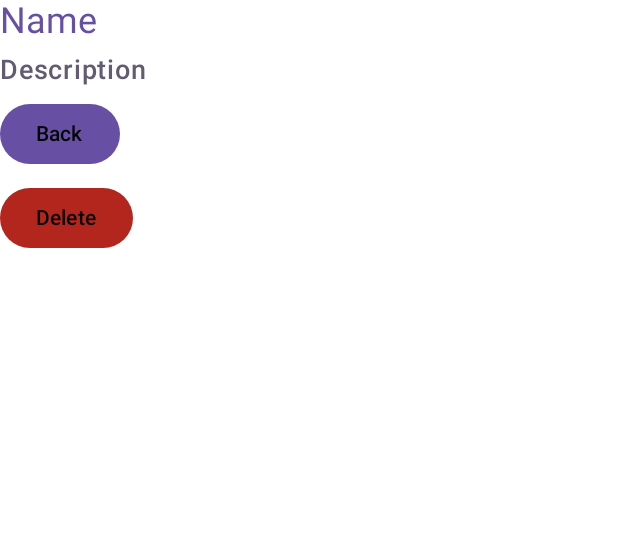
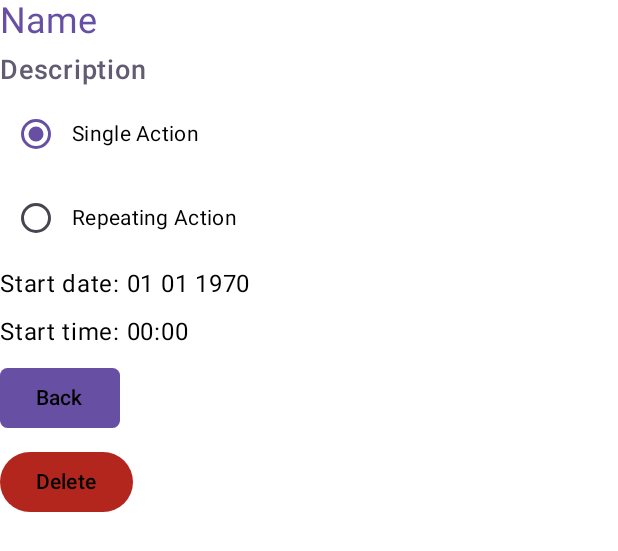
Before and after one commit to interseptor/take-and-remember, an Android app built with Jetpack Compose: the @Preview function TodoItemDetailPreview, on a phone screen of 412 x 824 dp. Shown: the top 551 px of the screen. Run offline under Robolectric (Android 15) with nearby library versions, the phone set to English and light mode, and no system bars; our stand-ins replace Room's generated code, accompanist, livedata-compose.

```diff
--- a/app/src/main/java/ru/evka/takeandremember/compose/todoitemdetail/TodoItemDetail.kt
+++ /dev/null
@@ -1,82 +0,0 @@
-package ru.evka.takeandremember.compose.todoitemdetail
-
-import androidx.compose.foundation.layout.Column
-import androidx.compose.foundation.layout.Spacer
-import androidx.compose.foundation.layout.height
-import androidx.compose.material3.*
-import androidx.compose.runtime.Composable
-import androidx.compose.runtime.livedata.observeAsState
-import androidx.compose.ui.Modifier
-import androidx.compose.ui.graphics.Color
-import androidx.compose.ui.tooling.preview.Preview
-import androidx.compose.ui.unit.dp
-import androidx.hilt.navigation.compose.hiltViewModel
-import ru.evka.takeandremember.data.TodoItem
-import ru.evka.takeandremember.ui.TakeAndRememberTheme
-import ru.evka.takeandremember.viewmodels.TodoItemDetailViewModel
-
-@Composable
-fun TodoItemDetailScreen(
-    todoItemDetailViewModel: TodoItemDetailViewModel = hiltViewModel(),
-    onBackClick: () -> Unit
-) {
-    val todoItem = todoItemDetailViewModel.todoItem.observeAsState().value
-
-    if (todoItem != null) {
-        TodoItemDetail(
-            todoItem = todoItem,
-            onBackClick = onBackClick,
-            onDeleteClick = {
-                todoItemDetailViewModel.deleteTodoItem()
-                onBackClick()
-            }
-        )
-    }
-}
-
-@Composable
-fun TodoItemDetail(
-    todoItem: TodoItem,
-    onBackClick: () -> Unit = {},
-    onDeleteClick: () -> Unit = {}
-) {
-    Column {
-        Text(
-            todoItem.name,
-            color = MaterialTheme.colorScheme.primary,
-            style = MaterialTheme.typography.titleLarge
-        )
-        Spacer(modifier = Modifier.height(8.dp))
-        Text(
-            todoItem.description,
-            color = MaterialTheme.colorScheme.secondary,
-            style = MaterialTheme.typography.titleMedium
-        )
-        Spacer(modifier = Modifier.height(8.dp))
-        Button(onBackClick) {
-            Text(
-                text = "Back",
-                color = Color.Black
-            )
-        }
-        Spacer(modifier = Modifier.height(8.dp))
-        Button(
-            onClick = onDeleteClick,
-            colors = ButtonDefaults.buttonColors(containerColor = MaterialTheme.colorScheme.error)) {
-            Text(
-                text = "Delete",
-                color = Color.Black
-            )
-        }
-    }
-}
-
-@Preview
-@Composable
-fun TodoItemDetailPreview() {
-    TakeAndRememberTheme {
-        TodoItemDetail(
-            TodoItem("Name", "Description", "")
-        )
-    }
-}
--- /dev/null
+++ b/app/src/main/java/ru/evka/takeandremember/compose/todoitemdetail/TodoItemDetailScreen.kt
@@ -0,0 +1,208 @@
+package ru.evka.takeandremember.compose.todoitemdetail
+
+import androidx.compose.foundation.clickable
+import androidx.compose.foundation.layout.*
+import androidx.compose.foundation.selection.selectableGroup
+import androidx.compose.foundation.shape.RoundedCornerShape
+import androidx.compose.material3.*
+import androidx.compose.runtime.*
+import androidx.compose.runtime.livedata.observeAsState
+import androidx.compose.ui.Alignment
+import androidx.compose.ui.Modifier
+import androidx.compose.ui.graphics.Color
+import androidx.compose.ui.tooling.preview.Preview
+import androidx.compose.ui.unit.dp
+import androidx.hilt.navigation.compose.hiltViewModel
+import ru.evka.takeandremember.compose.TimePickerDialog
+import ru.evka.takeandremember.data.TodoItem
+import ru.evka.takeandremember.data.TodoItemType
+import ru.evka.takeandremember.ui.TakeAndRememberTheme
+import ru.evka.takeandremember.viewmodels.TodoItemDetailViewModel
+import java.text.SimpleDateFormat
+import java.util.*
+
+@Composable
+fun TodoItemDetailScreen(
+    todoItemDetailViewModel: TodoItemDetailViewModel = hiltViewModel(),
+    onBackClick: () -> Unit
+) {
+    val todoItem = todoItemDetailViewModel.todoItem.observeAsState().value
+
+    if (todoItem != null) {
+        TodoItemDetail(
+            todoItem = todoItem,
+            onTodoItemChange = {
+                todoItemDetailViewModel.updateTodoItem(it)
+            },
+            onBackClick = onBackClick,
+            onDeleteClick = {
+                todoItemDetailViewModel.deleteTodoItem()
+                onBackClick()
+            }
+        )
+    }
+}
+
+@Composable
+fun TodoItemDetail(
+    todoItem: TodoItem,
+    onTodoItemChange: (changedItem: TodoItem) -> Unit = {},
+    onBackClick: () -> Unit = {},
+    onDeleteClick: () -> Unit = {}
+) {
+    Column(verticalArrangement = Arrangement.spacedBy(8.dp)) {
+        Text(
+            todoItem.name,
+            color = MaterialTheme.colorScheme.primary,
+            style = MaterialTheme.typography.titleLarge
+        )
+        Text(
+            todoItem.description,
+            color = MaterialTheme.colorScheme.secondary,
+            style = MaterialTheme.typography.titleMedium
+        )
+        TypeSelectionField(todoItem, onTodoItemChange)
+        if (todoItem.type == TodoItemType.singleAction) {
+            StartDateField(todoItem, onTodoItemChange)
+        }
+        StartTimeField(todoItem, onTodoItemChange)
+        Button(onBackClick, shape = RoundedCornerShape(5.dp)) {
+            Text(
+                text = "Back",
+                color = Color.Black
+            )
+        }
+        Button(
+            onClick = onDeleteClick,
+            colors = ButtonDefaults.buttonColors(containerColor = MaterialTheme.colorScheme.error)) {
+            Text(
+                text = "Delete",
+                color = Color.Black
+            )
+        }
+    }
+}
+
+@Composable
+fun TypeSelectionField(todoItem: TodoItem, onTodoItemChange: (changedItem: TodoItem) -> Unit) {
+    Column(Modifier.selectableGroup()) {
+        Row(verticalAlignment = Alignment.CenterVertically) {
+            RadioButton(
+                selected = TodoItemType.singleAction == todoItem.type,
+                onClick = {
+                    if (TodoItemType.singleAction != todoItem.type) {
+                        onTodoItemChange(todoItem.deepCopy(type = TodoItemType.singleAction))
+                    }
+                }
+            )
+            Text(
+                text = "Single Action",
+                color = Color.Black,
+                style = MaterialTheme.typography.bodyMedium
+            )
+        }
+        Spacer(modifier = Modifier.height(8.dp))
+        Row(verticalAlignment = Alignment.CenterVertically) {
+            RadioButton(
+                selected = TodoItemType.repeatingAction == todoItem.type,
+                onClick = {
+                    if (TodoItemType.repeatingAction != todoItem.type) {
+                        onTodoItemChange(todoItem.deepCopy(type = TodoItemType.repeatingAction))
+                    }
+                }
+            )
+            Text(
+                text = "Repeating Action",
+                color = Color.Black,
+                style = MaterialTheme.typography.bodyMedium
+            )
+        }
+    }
+}
+
+@OptIn(ExperimentalMaterial3Api::class)
+@Composable
+fun StartDateField(todoItem: TodoItem, onTodoItemChange: (changedItem: TodoItem) -> Unit) {
+    val datePickerState = rememberDatePickerState(initialSelectedDateMillis = todoItem.date ?: 0)
+    var showDatePicker by remember {
+        mutableStateOf(false)
+    }
+    val formatter = SimpleDateFormat("dd MM yyyy")
+    Text(
+        text = "Start date: ${formatter.format(Date(todoItem.date ?: 0))}",
+        modifier = Modifier.clickable {
+            showDatePicker = true
+        }
+    )
+    if (showDatePicker) {
+        DatePickerDialog(
+            onDismissRequest = {
+                showDatePicker = false
+            },
+            confirmButton = {
+                TextButton(onClick = {
+                    showDatePicker = false
+                    onTodoItemChange(todoItem.deepCopy(date = datePickerState.selectedDateMillis!!))
+                }) {
+                    Text(text = "Confirm")
+                }
+            },
+            dismissButton = {
+                TextButton(onClick = {
+                    showDatePicker = false
+                }) {
+                    Text(text = "Cancel")
+                }
+            }
+        ) {
+            DatePicker(
+                state = datePickerState
+            )
+        }
+    }
+}
+
+@OptIn(ExperimentalMaterial3Api::class)
+@Composable
+fun StartTimeField(todoItem: TodoItem, onTodoItemChange: (changedItem: TodoItem) -> Unit) {
+    val initialHour = Math.floor((todoItem.startTime?.div(60) ?: 0).toDouble()).toInt()
+    val initialMinute = (todoItem.startTime?.rem(60) ?: 0).toInt()
+    val timePickerState = rememberTimePickerState(
+        initialHour = initialHour,
+        initialMinute = initialMinute,
+        is24Hour = true
+    )
+    var showTimePicker by remember {
+        mutableStateOf(false)
+    }
+    val formatter = SimpleDateFormat("HH:mm")
+    Text(
+        text = "Start time: ${formatter.format(Date((todoItem.startTime ?: 0) * 60000))}",
+        modifier = Modifier.clickable {
+            showTimePicker = true
+        }
+    )
+    if (showTimePicker) {
+        TimePickerDialog(
+            onCancel = {
+                showTimePicker = false
+            },
+            onConfirm = {
+                showTimePicker = false
+                onTodoItemChange(todoItem.deepCopy(startTime = (timePickerState.hour * 60 + timePickerState.minute).toLong()))
+            }
+        ) {
+            TimePicker(state = timePickerState)
+        }
+    }
+}
+
+@Preview
+@Composable
+fun TodoItemDetailPreview() {
+    TakeAndRememberTheme {
+        TodoItemDetail(
+            TodoItem("Name", "Description", TodoItemType.singleAction, "", 0, 0, 0)
+        )
+    }
+}
--- a/app/src/main/java/ru/evka/takeandremember/compose/todolist/TodoListScreen.kt
+++ b/app/src/main/java/ru/evka/takeandremember/compose/todolist/TodoListScreen.kt
@@ -17,6 +17,7 @@ import androidx.compose.ui.tooling.preview.Preview
 import androidx.compose.ui.unit.dp
 import androidx.hilt.navigation.compose.hiltViewModel
 import ru.evka.takeandremember.data.TodoItem
+import ru.evka.takeandremember.data.TodoItemType
 import ru.evka.takeandremember.ui.TakeAndRememberTheme
 import ru.evka.takeandremember.viewmodels.TodoListViewModel
 
@@ -70,7 +71,7 @@ fun TodoListScreen(
 private fun TodoListScreenPreview() {
     TakeAndRememberTheme {
         TodoListScreen(
-            todoItems = List(10) { TodoItem("Item #$it", "Description $it", "") }
+            todoItems = List(10) { TodoItem("Item #$it", "Description $it", TodoItemType.singleAction, "", 0, 0, 0) }
         )
     }
 }
--- a/app/src/main/java/ru/evka/takeandremember/data/AppDatabase.kt
+++ b/app/src/main/java/ru/evka/takeandremember/data/AppDatabase.kt
@@ -25,7 +25,7 @@ import ru.evka.takeandremember.utilities.DATABASE_NAME
 /**
  * The Room database for this app
  */
-@Database(entities = [TodoItem::class], version = 1, exportSchema = false)
+@Database(entities = [TodoItem::class], version = 1)
 abstract class AppDatabase : RoomDatabase() {
     abstract fun todoItemDao(): TodoItemDao
 
--- a/app/src/main/java/ru/evka/takeandremember/data/TodoItem.kt
+++ b/app/src/main/java/ru/evka/takeandremember/data/TodoItem.kt
@@ -8,10 +8,29 @@ import androidx.room.PrimaryKey
 data class TodoItem(
     val name: String,
     val description: String,
+    val type: TodoItemType,
     // http://www.nncron.ru/help/EN/working/cron-format.htm
-    val cron: String
+    val cron: String?, // for TodoItemType.repeatingAction
+    val date: Long?, // for TodoItemType.singleAction
+    val startTime: Long?, // for TodoItemType.singleAction
+    val duration: Long
 ) {
     @PrimaryKey(autoGenerate = true)
     @ColumnInfo(name = "id")
     var id: Long = 0
+
+    fun deepCopy(
+        name: String = this.name,
+        description: String = this.description,
+        type: TodoItemType = this.type,
+        cron: String? = this.cron,
+        date: Long? = this.date,
+        startTime: Long? = this.startTime,
+        duration: Long = this.duration,
+        id: Long = this.id
+    ): TodoItem {
+        val copy = TodoItem(name, description, type, cron, date, startTime, duration)
+        copy.id = id
+        return copy
+    }
 }
--- a/app/src/main/java/ru/evka/takeandremember/data/TodoItemDao.kt
+++ b/app/src/main/java/ru/evka/takeandremember/data/TodoItemDao.kt
@@ -17,6 +17,9 @@ interface TodoItemDao {
     @Insert
     suspend fun insertTodoItem(todoItem: TodoItem): Long
 
+    @Update
+    suspend fun updateTodoItem(todoItem: TodoItem)
+
     @Delete
     suspend fun deleteTodoItem(todoItem: TodoItem)
 }
--- a/app/src/main/java/ru/evka/takeandremember/viewmodels/TodoListViewModel.kt
+++ b/app/src/main/java/ru/evka/takeandremember/viewmodels/TodoListViewModel.kt
@@ -8,6 +8,7 @@ import dagger.hilt.android.lifecycle.HiltViewModel
 import kotlinx.coroutines.launch
 import ru.evka.takeandremember.data.TodoItem
 import ru.evka.takeandremember.data.TodoItemRepository
+import ru.evka.takeandremember.data.TodoItemType
 import javax.inject.Inject
 
 @HiltViewModel
@@ -20,7 +21,7 @@ class TodoListViewModel @Inject internal constructor(
     fun addTodoItem() {
         viewModelScope.launch {
             val index = todoItems.value?.size
-            todoItemRepository.createTodoItem("Item #$index", "Description", "")
+            todoItemRepository.createTodoItem("Item #$index", "Description", TodoItemType.singleAction, "", 0, 0, 0)
         }
     }
 }
```
Also changed, not shown: app/src/main/java/ru/evka/takeandremember/compose/TimePickerDialog.kt (added, +70 -0 lines), app/src/main/java/ru/evka/takeandremember/data/TodoItemRepository.kt (+12 -3 lines), app/src/main/java/ru/evka/takeandremember/data/TodoItemType.kt (added, +7 -0 lines), app/src/main/java/ru/evka/takeandremember/viewmodels/TodoItemDetailViewModel.kt (+8 -1 lines).
